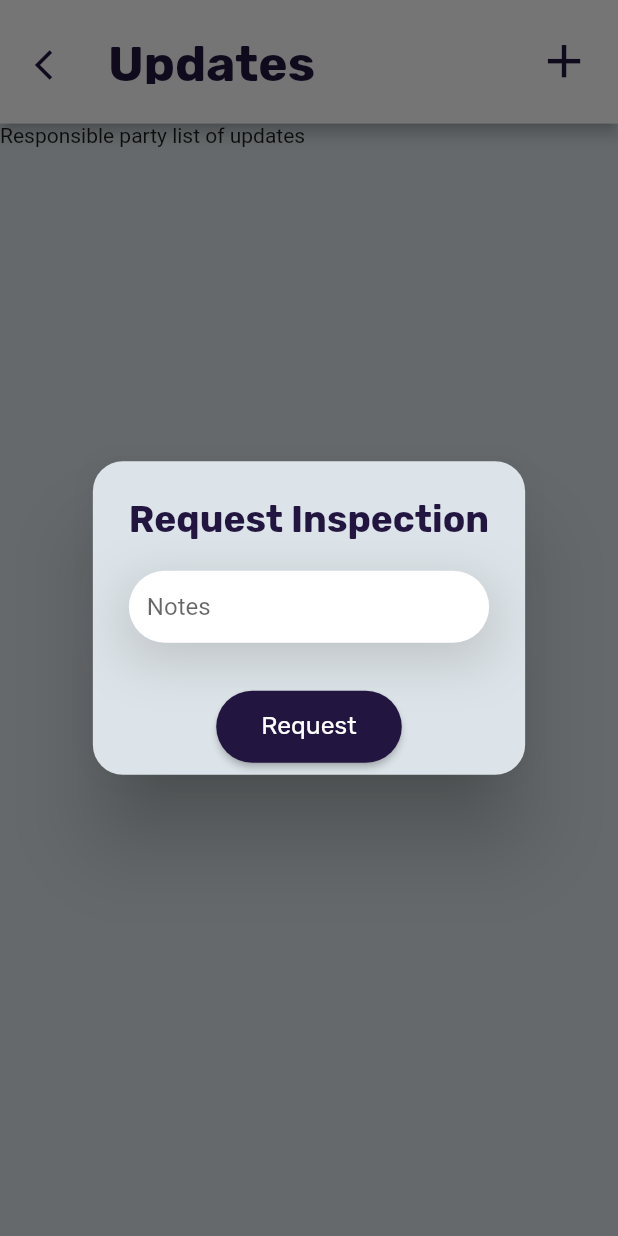
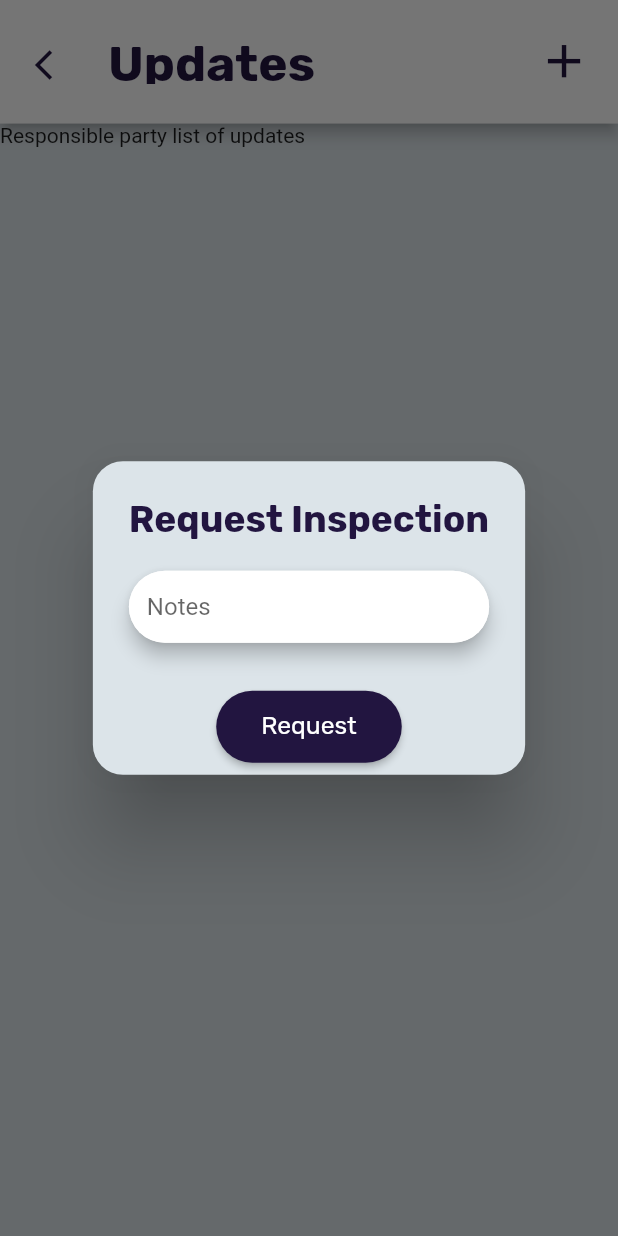
Before and after one commit to jonsonkurt/Quality-Control-Tracker, a Flutter app: the ResponsiblePartyUpdatePage screen opened directly with empty values, after a tap on the "add" icon, on a phone screen of 412 x 824 dp. Run offline on Flutter 3.47's test engine with Material 2 defaults, Android fonts, the phone set to English and light mode, and no system bars; our stand-ins replace dropdown_search, firebase_auth, firebase_core, firebase_database, flutter_snake_navigationbar, logger and 1 more; missing offline and left inert: encrypt, textfield_datepicker; accounts and stored records are empty.

Commit message:
fixed text field drop shadow

```diff
--- a/lib/view/responsible_party/responsible_party_update_page.dart
+++ b/lib/view/responsible_party/responsible_party_update_page.dart
@@ -62,25 +62,20 @@ class _ResponsiblePartyUpdatePageState
                 fontSize: mediaQuery.size.height * 0.03,
                 color: const Color(0xFF221540)),
           ),
-          content: Container(
-            decoration: BoxDecoration(
-              boxShadow: [
-                BoxShadow(
-                  color: Colors.grey.withOpacity(0.5), // Set the shadow color
-                  spreadRadius: 0.5, // Set the spread radius
-                  blurRadius: 30, // Set the blur radius
-                  offset: const Offset(0, 10), // Set the offset
-                ),
-              ],),
+          content: Material(
+            borderRadius: BorderRadius.circular(30.0),
+            elevation: 5,
             child: TextField(
                 cursorColor: const Color(0xFF221540),
                 controller: _rpNotesController,
                 decoration: InputDecoration(
                   contentPadding: const EdgeInsets.fromLTRB(12, 4, 4, 0),
                   border: OutlineInputBorder(
+                      borderRadius: BorderRadius.circular(30.0),
+                      borderSide: BorderSide.none),
+                  focusedBorder: OutlineInputBorder(
                     borderRadius: BorderRadius.circular(30),
                     borderSide: BorderSide.none),
-
                   filled: true,
                   fillColor: Colors.white,
                   hintText: 'Notes',
@@ -92,6 +87,7 @@ class _ResponsiblePartyUpdatePageState
                 ),
               ),
           ),
+
           actions: <Widget>[
             Center(
               child: ElevatedButton(
```
Lines whose indentation alone changed are shown as unchanged.
